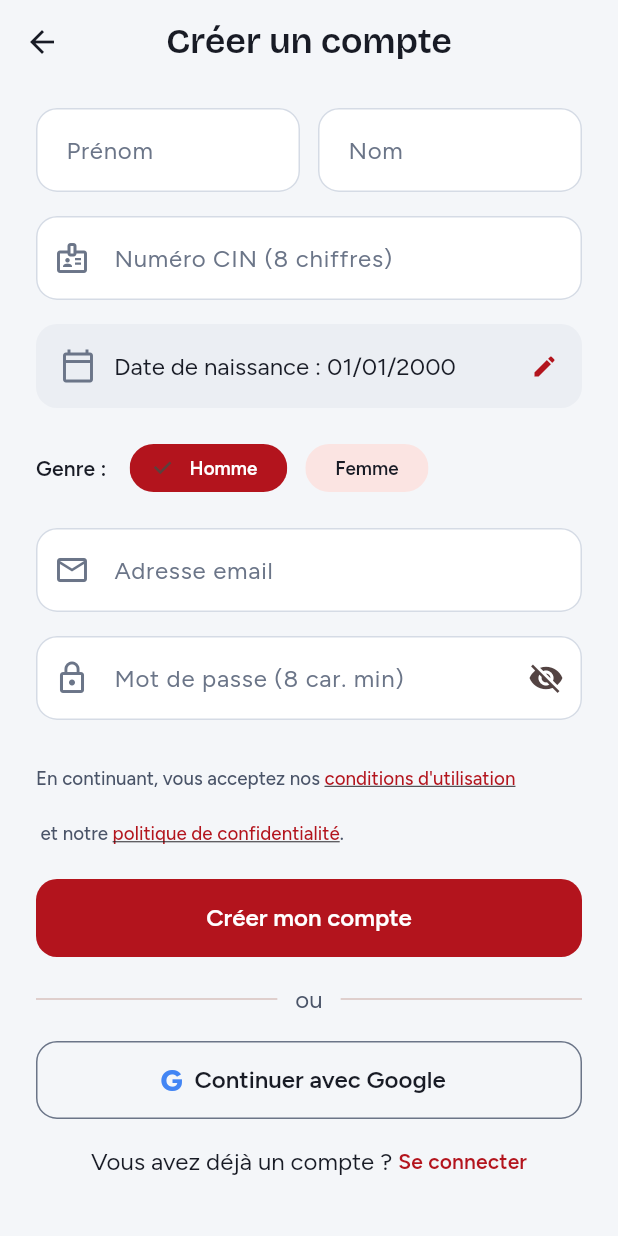
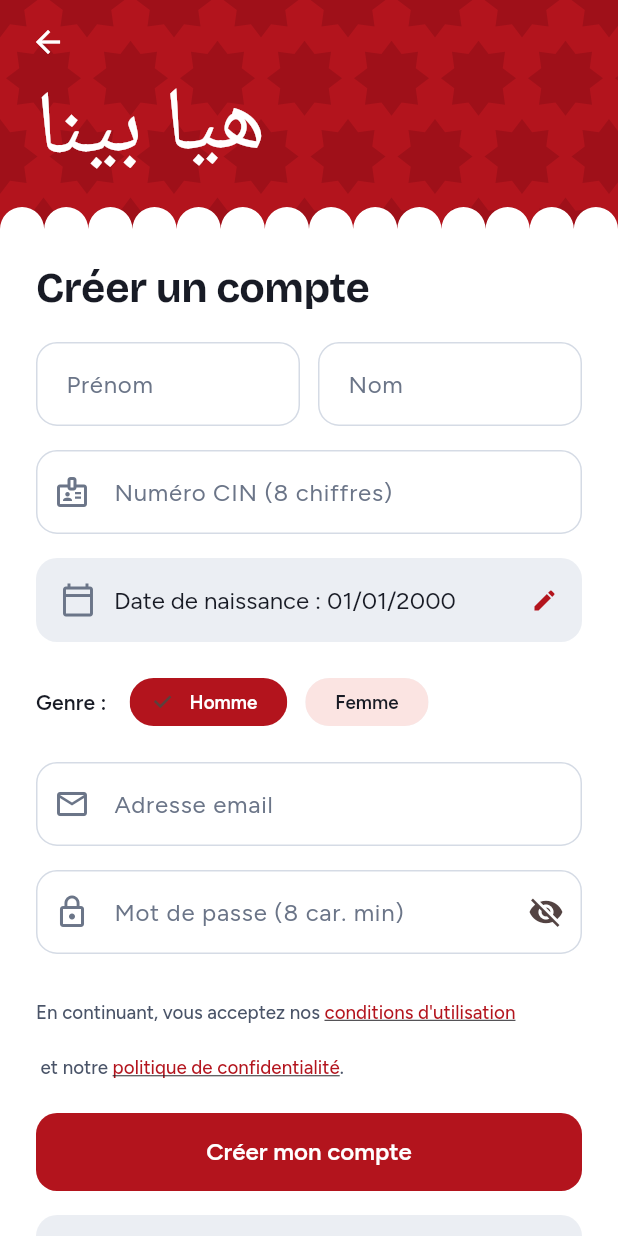
Before and after one commit to Aziz216-ui/El-Hrissa-Front, a Flutter app: the screen it shows after launch, after a tap on "Se connecter", after a tap on the "arrow back" icon, after a tap on "Créer un compte", on a phone screen of 412 x 824 dp. Run offline on Flutter 3.47's test engine with Material 3 defaults, Android fonts, the phone set to English and light mode, and no system bars; our stand-ins replace cached_network_image, dio, flutter_secure_storage, geolocator, go_router, google_fonts and 2 more; missing offline and left inert: cached_network_image_platform_interface; accounts and stored records are empty; network calls fail; Roboto replaces fonts that are missing (Lalezar).

Commit message:
Connexion, inscription et mot de passe oublie dans le style de l'accueil (mur etoile, mot arabe, etiquette festonnee)
Co-Authored-By: Claude Sonnet 5.5 <noreply@anthropic.com>

```diff
--- a/lib/features/auth/forgot_password_screen.dart
+++ b/lib/features/auth/forgot_password_screen.dart
@@ -3,6 +3,7 @@ import 'package:go_router/go_router.dart';
 import '../../core/services/auth_service.dart';
 import '../../core/theme/app_colors.dart';
 import '../../core/theme/app_text_styles.dart';
+import '../../shared/widgets/harissa_shell.dart';
 import '../../shared/widgets/state_views.dart';
 
 /// Demande d'un lien de réinitialisation. Le message de confirmation est le même que l'adresse
@@ -42,26 +43,12 @@ class _ForgotPasswordScreenState extends State<ForgotPasswordScreen> {
 
   @override
   Widget build(BuildContext context) {
-    return Scaffold(
-      backgroundColor: AppColors.background,
-      appBar: AppBar(
-        leading: IconButton(
-          icon: const Icon(Icons.arrow_back, color: AppColors.onSurface),
-          onPressed: () => context.go('/login'),
-        ),
-        title: Text('Mot de passe oublié', style: AppTextStyles.headlineMd),
-      ),
-      body: SafeArea(
-        child: SingleChildScrollView(
-          padding: const EdgeInsets.symmetric(horizontal: 24, vertical: 24),
-          child: Center(
-            child: ConstrainedBox(
-              constraints: const BoxConstraints(maxWidth: 440),
-              child: _sent ? _buildConfirmation() : _buildForm(),
-            ),
-          ),
-        ),
-      ),
+    return HarissaShell(
+      // « Nsit » : j'ai oublié
+      arabic: '\u0646\u0633\u064a\u062a',
+      title: _sent ? 'Vérifiez votre boîte mail' : 'Mot de passe oublié',
+      onBack: () => context.go('/login'),
+      child: _sent ? _buildConfirmation() : _buildForm(),
     );
   }
 
@@ -72,10 +59,10 @@ class _ForgotPasswordScreenState extends State<ForgotPasswordScreen> {
         crossAxisAlignment: CrossAxisAlignment.stretch,
         children: [
           Text(
-            'Saisissez l\'adresse email de votre compte. Nous vous enverrons un lien pour choisir un nouveau mot de passe.',
+            'Nous vous envoyons un lien pour choisir un nouveau mot de passe.',
             style: AppTextStyles.bodyMdMuted,
           ),
-          const SizedBox(height: 24),
+          const SizedBox(height: 20),
           TextFormField(
             controller: _emailController,
             keyboardType: TextInputType.emailAddress,
@@ -114,8 +101,6 @@ class _ForgotPasswordScreenState extends State<ForgotPasswordScreen> {
         const SizedBox(height: 24),
         const Icon(Icons.mark_email_read_outlined, size: 64, color: AppColors.primary),
         const SizedBox(height: 20),
-        Text('Vérifiez votre boîte mail', style: AppTextStyles.headlineMd, textAlign: TextAlign.center),
-        const SizedBox(height: 12),
         Text(
           'Si un compte existe pour ${_emailController.text.trim()}, un lien de réinitialisation vient d\'être envoyé. '
           'Il est valable 1 heure. Pensez à regarder dans vos indésirables.',
--- a/lib/features/auth/google_sign_in_button.dart
+++ b/lib/features/auth/google_sign_in_button.dart
@@ -2,7 +2,6 @@ import 'package:flutter/material.dart';
 import 'package:go_router/go_router.dart';
 import '../../core/services/auth_service.dart';
 import '../../core/theme/app_colors.dart';
-import '../../core/theme/app_text_styles.dart';
 
 /// « Continuer avec Google » : récupère nom, prénom et email du compte Gmail, puis connecte
 /// ou crée le compte. Le routeur envoie ensuite vers /complete-identity si le genre et la date
@@ -33,34 +32,18 @@ class _GoogleSignInButtonState extends State<GoogleSignInButton> {
 
   @override
   Widget build(BuildContext context) {
-    return Column(
-      crossAxisAlignment: CrossAxisAlignment.stretch,
-      children: [
-        Row(
-          children: [
-            const Expanded(child: Divider()),
-            Padding(
-              padding: const EdgeInsets.symmetric(horizontal: 12),
-              child: Text('ou', style: AppTextStyles.bodyMdMuted),
-            ),
-            const Expanded(child: Divider()),
-          ],
-        ),
-        const SizedBox(height: 16),
-        OutlinedButton.icon(
+    // Bouton plein, sans cadre : un aplat gris clair, comme les autres boutons secondaires
+    return ElevatedButton.icon(
       onPressed: _loading ? null : _signIn,
-          style: OutlinedButton.styleFrom(
+      style: ElevatedButton.styleFrom(
+        backgroundColor: AppColors.surfaceLow,
         foregroundColor: AppColors.onSurface,
-            minimumSize: const Size.fromHeight(52),
-            side: const BorderSide(color: AppColors.outline),
-            shape: RoundedRectangleBorder(borderRadius: BorderRadius.circular(14)),
+        elevation: 0,
       ),
       icon: _loading
           ? const SizedBox(width: 20, height: 20, child: CircularProgressIndicator(strokeWidth: 2.5))
           : const Text('G', style: TextStyle(fontSize: 20, fontWeight: FontWeight.w800, color: Color(0xFF4285F4))),
       label: const Text('Continuer avec Google'),
-        ),
-      ],
     );
   }
 }
--- a/lib/features/auth/login_screen.dart
+++ b/lib/features/auth/login_screen.dart
@@ -3,6 +3,7 @@ import 'package:go_router/go_router.dart';
 import '../../core/services/auth_service.dart';
 import '../../core/theme/app_colors.dart';
 import '../../core/theme/app_text_styles.dart';
+import '../../shared/widgets/harissa_shell.dart';
 import 'google_sign_in_button.dart';
 
 class LoginScreen extends StatefulWidget {
@@ -58,90 +59,24 @@ class _LoginScreenState extends State<LoginScreen> {
 
   @override
   Widget build(BuildContext context) {
-    return Scaffold(
-      backgroundColor: AppColors.background,
-      appBar: AppBar(
-        backgroundColor: AppColors.background,
-        elevation: 0,
-        leading: IconButton(
-          icon: const Icon(Icons.arrow_back, color: AppColors.onSurface),
-          tooltip: 'Retour',
-          onPressed: () => context.go('/welcome'),
-        ),
-      ),
-      body: SafeArea(
-        child: Center(
-          child: SingleChildScrollView(
-            padding: const EdgeInsets.symmetric(horizontal: 24),
+    return HarissaShell(
+      // « Nawwart » : l'expression tunisienne pour dire à quelqu'un qu'il illumine l'endroit
+      arabic: 'نوّرت',
+      title: 'Connexion',
+      onBack: () => context.go('/welcome'),
       child: Form(
         key: _formKey,
         child: Column(
-                mainAxisAlignment: MainAxisAlignment.center,
           crossAxisAlignment: CrossAxisAlignment.stretch,
           children: [
-                  const SizedBox(height: 20),
-                  // Logo + Titre
-                  Center(
-                    child: Column(
-                      children: [
-                        Container(
-                          width: 80,
-                          height: 80,
-                          decoration: const BoxDecoration(
-                            color: AppColors.pastelPink,
-                            shape: BoxShape.circle,
-                          ),
-                          child: const Center(
-                            child: Text('🌶️', style: TextStyle(fontSize: 40)),
-                          ),
-                        ),
-                        const SizedBox(height: 12),
-                        Text(
-                          'Elahrisa',
-                          style: AppTextStyles.headlineXl.copyWith(
-                            color: AppColors.primary,
-                            fontStyle: FontStyle.italic,
-                          ),
-                        ),
-                        const SizedBox(height: 4),
-                        Text(
-                          'Connectez-vous pour continuer',
-                          style: AppTextStyles.bodyMdMuted,
-                        ),
-                      ],
-                    ),
-                  ),
-                  const SizedBox(height: 36),
-
-                  // Message d'erreur s'il y en a un
             if (_errorMessage != null) ...[
-                    Container(
-                      padding: const EdgeInsets.all(12),
-                      decoration: BoxDecoration(
-                        color: AppColors.error.withValues(alpha: 0.1),
-                        borderRadius: BorderRadius.circular(12),
-                        border: Border.all(color: AppColors.error),
-                      ),
-                      child: Row(
-                        children: [
-                          const Icon(Icons.error_outline, color: AppColors.error, size: 20),
-                          const SizedBox(width: 8),
-                          Expanded(
-                            child: Text(
-                              _errorMessage!,
-                              style: AppTextStyles.labelSm.copyWith(color: AppColors.error),
-                            ),
-                          ),
-                        ],
-                      ),
-                    ),
+              FormErrorBox(_errorMessage!),
               const SizedBox(height: 16),
             ],
-
-                  // Champ Email
             TextFormField(
               controller: _emailController,
               keyboardType: TextInputType.emailAddress,
+              autofillHints: const [AutofillHints.email],
               decoration: const InputDecoration(
                 hintText: 'Adresse email',
                 prefixIcon: Icon(Icons.email_outlined, color: AppColors.outline),
@@ -156,12 +91,12 @@ class _LoginScreenState extends State<LoginScreen> {
                 return null;
               },
             ),
-                  const SizedBox(height: 16),
-
-                  // Champ Mot de passe
+            const SizedBox(height: 14),
             TextFormField(
               controller: _passwordController,
               obscureText: _obscurePassword,
+              autofillHints: const [AutofillHints.password],
+              onFieldSubmitted: (_) => _handleLogin(),
               decoration: InputDecoration(
                 hintText: 'Mot de passe',
                 prefixIcon: const Icon(Icons.lock_outline, color: AppColors.outline),
@@ -170,6 +105,7 @@ class _LoginScreenState extends State<LoginScreen> {
                     _obscurePassword ? Icons.visibility_off : Icons.visibility,
                     color: AppColors.outline,
                   ),
+                  tooltip: _obscurePassword ? 'Afficher le mot de passe' : 'Masquer le mot de passe',
                   onPressed: () => setState(() => _obscurePassword = !_obscurePassword),
                 ),
               ),
@@ -187,9 +123,7 @@ class _LoginScreenState extends State<LoginScreen> {
                 child: const Text('Mot de passe oublié ?'),
               ),
             ),
-                  const SizedBox(height: 8),
-
-                  // Bouton Connexion
+            const SizedBox(height: 4),
             ElevatedButton(
               onPressed: _isLoading ? null : _handleLogin,
               child: _isLoading
@@ -200,14 +134,12 @@ class _LoginScreenState extends State<LoginScreen> {
                     )
                   : const Text('Se connecter'),
             ),
-                  const SizedBox(height: 16),
-
+            const SizedBox(height: 14),
             GoogleSignInButton(onError: (m) => setState(() => _errorMessage = m)),
-                  const SizedBox(height: 16),
-
-                  // Lien vers Inscription
-                  Row(
-                    mainAxisAlignment: MainAxisAlignment.center,
+            const SizedBox(height: 10),
+            Wrap(
+              alignment: WrapAlignment.center,
+              crossAxisAlignment: WrapCrossAlignment.center,
               children: [
                 Text('Pas encore de compte ?', style: AppTextStyles.bodyMdMuted),
                 TextButton(
@@ -216,11 +148,7 @@ class _LoginScreenState extends State<LoginScreen> {
                 ),
               ],
             ),
-                  const SizedBox(height: 20),
           ],
-              ),
-            ),
-          ),
         ),
       ),
     );
--- a/lib/features/auth/register_screen.dart
+++ b/lib/features/auth/register_screen.dart
@@ -3,6 +3,7 @@ import 'package:go_router/go_router.dart';
 import '../../core/services/auth_service.dart';
 import '../../core/theme/app_colors.dart';
 import '../../core/theme/app_text_styles.dart';
+import '../../shared/widgets/harissa_shell.dart';
 import '../legal/legal_screen.dart';
 import 'google_sign_in_button.dart';
 
@@ -88,20 +89,12 @@ class _RegisterScreenState extends State<RegisterScreen> {
 
   @override
   Widget build(BuildContext context) {
-    return Scaffold(
-      backgroundColor: AppColors.background,
-      appBar: AppBar(
-        leading: IconButton(
-          icon: const Icon(Icons.arrow_back, color: AppColors.onSurface),
-          tooltip: 'Retour',
-          onPressed: () => context.go('/welcome'),
-        ),
-        title: Text('Créer un compte', style: AppTextStyles.headlineMd),
-      ),
-      body: SafeArea(
-        child: SingleChildScrollView(
-          padding: const EdgeInsets.symmetric(horizontal: 24, vertical: 16),
-          child: Form(
+    return HarissaShell(
+      // « Yalla, hayya binna » : allons-y
+      arabic: '\u0647\u064a\u0627 \u0628\u064a\u0646\u0627',
+      title: 'Créer un compte',
+      onBack: () => context.go('/welcome'),
+      child: Form(
             key: _formKey,
             child: Column(
               crossAxisAlignment: CrossAxisAlignment.stretch,
@@ -174,11 +167,12 @@ class _RegisterScreenState extends State<RegisterScreen> {
                       children: [
                         const Icon(Icons.calendar_today_outlined, color: AppColors.outline),
                         const SizedBox(width: 12),
-                        Text(
-                          'Date de naissance : ${_dateNaissance.day.toString().padLeft(2, '0')}/${_dateNaissance.month.toString().padLeft(2, '0')}/${_dateNaissance.year}',
-                          style: AppTextStyles.bodyMd,
+                        Expanded(
+                          child: Text(
+                            'Date de naissance : ${_dateNaissance.day.toString().padLeft(2, '0')}/${_dateNaissance.month.toString().padLeft(2, '0')}/${_dateNaissance.year}',
+                            style: AppTextStyles.bodyMd,
+                          ),
                         ),
-                        const Spacer(),
                         const Icon(Icons.edit, size: 18, color: AppColors.primary),
                       ],
                     ),
@@ -187,7 +181,8 @@ class _RegisterScreenState extends State<RegisterScreen> {
                 const SizedBox(height: 16),
 
                 // Genre
-                Row(
+                Wrap(
+                  crossAxisAlignment: WrapCrossAlignment.center,
                   children: [
                     Text('Genre : ', style: AppTextStyles.labelMd),
                     const SizedBox(width: 12),
@@ -265,21 +260,20 @@ class _RegisterScreenState extends State<RegisterScreen> {
                 const SizedBox(height: 16),
 
                 // Lien vers Login
-                Row(
-                  mainAxisAlignment: MainAxisAlignment.center,
+                Wrap(
+                  alignment: WrapAlignment.center,
+                  crossAxisAlignment: WrapCrossAlignment.center,
                   children: [
-                    Text('Vous avez déjà un compte ? ', style: AppTextStyles.bodyMd),
-                    GestureDetector(
-                      onTap: () => context.go('/login'),
-                      child: Text('Se connecter', style: AppTextStyles.labelMdPrimary),
+                    Text('Vous avez déjà un compte ?', style: AppTextStyles.bodyMdMuted),
+                    TextButton(
+                      onPressed: () => context.go('/login'),
+                      child: const Text('Se connecter'),
                     ),
                   ],
                 ),
                 const SizedBox(height: 20),
               ],
             ),
-          ),
-        ),
       ),
     );
   }
--- a/lib/features/welcome/welcome_screen.dart
+++ b/lib/features/welcome/welcome_screen.dart
@@ -4,6 +4,7 @@ import 'package:go_router/go_router.dart';
 import 'package:google_fonts/google_fonts.dart';
 import '../../core/theme/app_colors.dart';
 import '../../core/theme/app_text_styles.dart';
+import '../../shared/widgets/harissa_shell.dart';
 import '../legal/legal_screen.dart';
 import 'welcome_characters.dart';
 
@@ -58,7 +59,7 @@ class _WelcomeScreenState extends State<WelcomeScreen> with TickerProviderStateM
       backgroundColor: AppColors.primary,
       body: Stack(
         children: [
-          const Positioned.fill(child: ExcludeSemantics(child: CustomPaint(painter: _TileWallPainter()))),
+          const Positioned.fill(child: ExcludeSemantics(child: CustomPaint(painter: TileWallPainter()))),
           Center(
             child: ConstrainedBox(
               constraints: const BoxConstraints(maxWidth: 480),
@@ -179,35 +180,6 @@ class _Hero extends StatelessWidget {
   }
 }
 
-/// Carreaux étoilés à huit branches (khatem), pleins, ton sur ton.
-class _TileWallPainter extends CustomPainter {
-  const _TileWallPainter();
-
-  @override
-  void paint(Canvas canvas, Size size) {
-    const spacing = 58.0;
-    const outer = 25.0;
-    const inner = outer * 0.7;
-    final paint = Paint()..color = const Color(0xFF9F1019);
-    var row = 0;
-    for (var y = 0.0; y < size.height + spacing; y += spacing * 0.9, row++) {
-      for (var x = row.isOdd ? spacing / 2 : 0.0; x < size.width + spacing; x += spacing) {
-        final path = Path();
-        for (var i = 0; i < 16; i++) {
-          final a = i * math.pi / 8 - math.pi / 2;
-          final r = i.isEven ? outer : inner;
-          final p = Offset(x + r * math.cos(a), y + r * math.sin(a));
-          i == 0 ? path.moveTo(p.dx, p.dy) : path.lineTo(p.dx, p.dy);
-        }
-        canvas.drawPath(path..close(), paint);
-      }
-    }
-  }
-
-  @override
-  bool shouldRepaint(covariant CustomPainter oldDelegate) => false;
-}
-
 /// Coup de pinceau safran sous l'enseigne.
 class _BrushStrokePainter extends CustomPainter {
   const _BrushStrokePainter();
@@ -287,26 +259,6 @@ class _ChiliPainter extends CustomPainter {
 
 // ------------------------------------------------------------------------ Étiquette
 
-/// Bord supérieur en festons, comme le papier d'une étiquette ou une dentelle de zellige.
-class _ScallopClipper extends CustomClipper<Path> {
-  @override
-  Path getClip(Size size) {
-    final bumps = math.max(6, (size.width / 30).round());
-    final r = size.width / (bumps * 2);
-    final path = Path()..moveTo(0, r);
-    for (var i = 0; i < bumps; i++) {
-      path.arcToPoint(Offset((i + 1) * 2 * r, r), radius: Radius.circular(r), clockwise: true);
-    }
-    return path
-      ..lineTo(size.width, size.height)
-      ..lineTo(0, size.height)
-      ..close();
-  }
-
-  @override
-  bool shouldReclip(covariant CustomClipper<Path> oldClipper) => false;
-}
-
 class _Label extends StatelessWidget {
   final Animation<double> intro;
   const _Label({required this.intro});
@@ -320,7 +272,7 @@ class _Label extends StatelessWidget {
         return Transform.translate(offset: Offset(0, 36 * (1 - t)), child: child);
       },
       child: ClipPath(
-        clipper: _ScallopClipper(),
+        clipper: ScallopClipper(),
         child: Container(
           width: double.infinity,
           color: AppColors.surfaceWhite,
--- /dev/null
+++ b/lib/shared/widgets/harissa_shell.dart
@@ -0,0 +1,185 @@
+import 'dart:math' as math;
+import 'package:flutter/material.dart';
+import 'package:google_fonts/google_fonts.dart';
+import '../../core/theme/app_colors.dart';
+import '../../core/theme/app_text_styles.dart';
+
+/// Carreaux étoilés à huit branches (khatem), pleins, ton sur ton.
+class TileWallPainter extends CustomPainter {
+  const TileWallPainter();
+
+  @override
+  void paint(Canvas canvas, Size size) {
+    const spacing = 58.0;
+    const outer = 25.0;
+    const inner = outer * 0.7;
+    final paint = Paint()..color = const Color(0xFF9F1019);
+    var row = 0;
+    for (var y = 0.0; y < size.height + spacing; y += spacing * 0.9, row++) {
+      for (var x = row.isOdd ? spacing / 2 : 0.0; x < size.width + spacing; x += spacing) {
+        final path = Path();
+        for (var i = 0; i < 16; i++) {
+          final a = i * math.pi / 8 - math.pi / 2;
+          final r = i.isEven ? outer : inner;
+          final p = Offset(x + r * math.cos(a), y + r * math.sin(a));
+          i == 0 ? path.moveTo(p.dx, p.dy) : path.lineTo(p.dx, p.dy);
+        }
+        canvas.drawPath(path..close(), paint);
+      }
+    }
+  }
+
+  @override
+  bool shouldRepaint(covariant CustomPainter oldDelegate) => false;
+}
+
+/// Bord supérieur en festons, comme le papier d'une étiquette ou une dentelle de zellige.
+class ScallopClipper extends CustomClipper<Path> {
+  @override
+  Path getClip(Size size) {
+    final bumps = math.max(6, (size.width / 30).round());
+    final r = size.width / (bumps * 2);
+    final path = Path()..moveTo(0, r);
+    for (var i = 0; i < bumps; i++) {
+      path.arcToPoint(Offset((i + 1) * 2 * r, r), radius: Radius.circular(r), clockwise: true);
+    }
+    return path
+      ..lineTo(size.width, size.height)
+      ..lineTo(0, size.height)
+      ..close();
+  }
+
+  @override
+  bool shouldReclip(covariant CustomClipper<Path> oldClipper) => false;
+}
+
+/// Cadre des écrans qui suivent l'accueil (connexion, inscription, mot de passe oublié) :
+/// le mur rouge à carreaux étoilés avec un mot arabe peint en grand, puis l'étiquette blanche
+/// à bord festonné qui porte le formulaire.
+class HarissaShell extends StatelessWidget {
+  /// Mot en arabe tunisien, peint en grand.
+  final String arabic;
+
+  /// Titre de l'écran, en français (lu par les lecteurs d'écran).
+  final String title;
+  final VoidCallback onBack;
+  final Widget child;
+
+  const HarissaShell({
+    super.key,
+    required this.arabic,
+    required this.title,
+    required this.onBack,
+    required this.child,
+  });
+
+  @override
+  Widget build(BuildContext context) {
+    return Scaffold(
+      backgroundColor: AppColors.primary,
+      body: Stack(
+        children: [
+          const Positioned.fill(child: ExcludeSemantics(child: CustomPaint(painter: TileWallPainter()))),
+          Center(
+            child: ConstrainedBox(
+              constraints: const BoxConstraints(maxWidth: 480),
+              child: Column(
+                children: [
+                  SafeArea(
+                    bottom: false,
+                    child: Align(
+                      alignment: Alignment.centerLeft,
+                      child: Padding(
+                        padding: const EdgeInsets.fromLTRB(8, 4, 0, 0),
+                        child: IconButton(
+                          icon: const Icon(Icons.arrow_back, color: AppColors.white),
+                          tooltip: 'Retour',
+                          onPressed: onBack,
+                        ),
+                      ),
+                    ),
+                  ),
+                  Padding(
+                    padding: const EdgeInsets.fromLTRB(24, 0, 24, 14),
+                    child: Align(
+                      alignment: Alignment.centerLeft,
+                      child: Semantics(
+                        header: true,
+                        label: title,
+                        excludeSemantics: true,
+                        child: Transform.rotate(
+                          angle: -0.03,
+                          alignment: Alignment.centerLeft,
+                          child: FittedBox(
+                            fit: BoxFit.scaleDown,
+                            child: Directionality(
+                              textDirection: TextDirection.rtl,
+                              child: Text(
+                                arabic,
+                                style: GoogleFonts.lalezar(fontSize: 60, color: AppColors.white, height: 1.15),
+                              ),
+                            ),
+                          ),
+                        ),
+                      ),
+                    ),
+                  ),
+                  Expanded(
+                    child: ClipPath(
+                      clipper: ScallopClipper(),
+                      child: Container(
+                        width: double.infinity,
+                        color: AppColors.surfaceWhite,
+                        child: SafeArea(
+                          top: false,
+                          child: SingleChildScrollView(
+                            padding: const EdgeInsets.fromLTRB(24, 38, 24, 20),
+                            child: Column(
+                              crossAxisAlignment: CrossAxisAlignment.stretch,
+                              children: [
+                                Text(title, style: AppTextStyles.headlineLgMobile),
+                                const SizedBox(height: 20),
+                                child,
+                              ],
+                            ),
+                          ),
+                        ),
+                      ),
+                    ),
+                  ),
+                ],
+              ),
+            ),
+          ),
+        ],
+      ),
+    );
+  }
+}
+
+/// Message d'erreur : un aplat teinté, sans cadre, avec l'icône d'alerte.
+class FormErrorBox extends StatelessWidget {
+  final String message;
+  const FormErrorBox(this.message, {super.key});
+
+  @override
+  Widget build(BuildContext context) {
+    return Semantics(
+      liveRegion: true,
+      child: Container(
+        padding: const EdgeInsets.all(12),
+        decoration: BoxDecoration(
+          color: AppColors.error.withValues(alpha: 0.1),
+          borderRadius: BorderRadius.circular(AppRadius.control),
+        ),
+        child: Row(
+          children: [
+            const Icon(Icons.error_outline, color: AppColors.error, size: 20),
+            const SizedBox(width: 8),
+            Expanded(child: Text(message, style: AppTextStyles.labelSm.copyWith(color: AppColors.error))),
+          ],
+        ),
+      ),
+    );
+  }
+}
```
Lines whose indentation alone changed are shown as unchanged.
